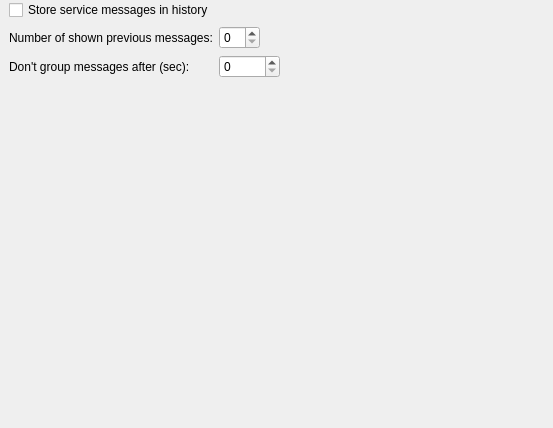
First picture: the form in src/corelayers/adiumchat/chatforms/symbianchatform/settings/stackedchatbehavior.ui, repository euroelessar/qutim, before the edit.
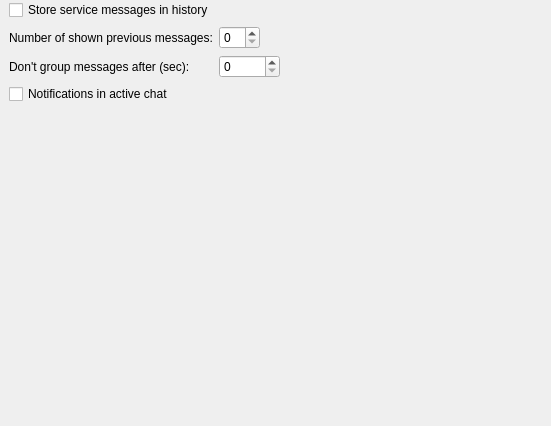
Second picture: the form after the edit.

Diff of the .ui file:
```diff
--- a/src/corelayers/adiumchat/chatforms/symbianchatform/settings/stackedchatbehavior.ui
+++ b/src/corelayers/adiumchat/chatforms/symbianchatform/settings/stackedchatbehavior.ui
@@ -6,8 +6,8 @@
    <rect>
     <x>0</x>
     <y>0</y>
-    <width>553</width>
-    <height>428</height>
+    <width>551</width>
+    <height>426</height>
    </rect>
   </property>
   <property name="windowTitle">
@@ -39,8 +39,8 @@
        <rect>
         <x>0</x>
         <y>0</y>
-        <width>544</width>
-        <height>428</height>
+        <width>542</width>
+        <height>426</height>
        </rect>
       </property>
       <layout class="QFormLayout" name="formLayout">
@@ -84,6 +84,13 @@
          </property>
         </widget>
        </item>
+       <item row="3" column="0">
+        <widget class="QCheckBox" name="checkBox">
+         <property name="text">
+          <string>Notifications in active chat</string>
+         </property>
+        </widget>
+       </item>
       </layout>
      </widget>
     </widget>
```
